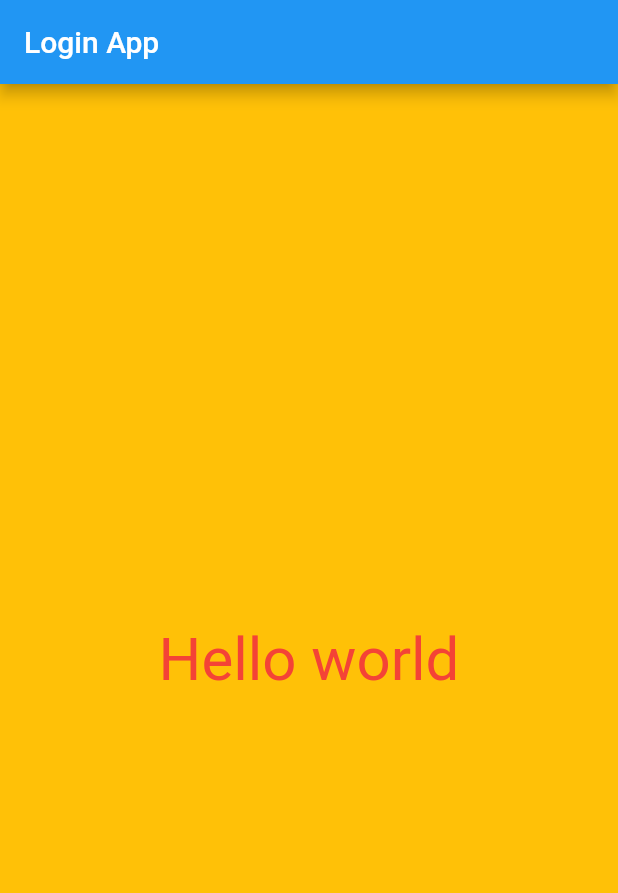
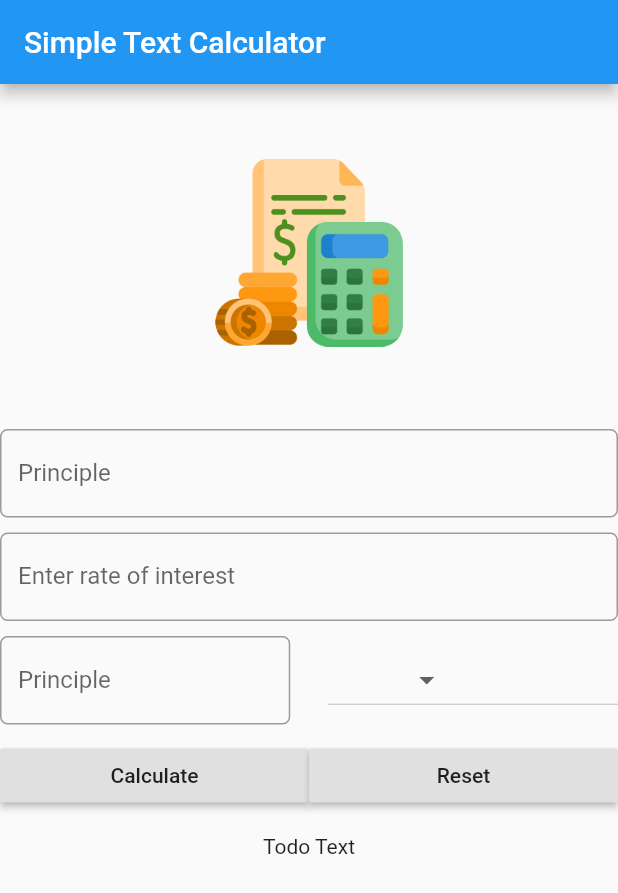
Before and after one commit to user-zoobi/FlutterBasics, a Flutter app: the screen it shows after launch, on a phone screen of 412 x 824 dp. Shown: the top 893 px of the screen. Run offline on Flutter 3.47's test engine with Material 2 defaults, Android fonts, the phone set to English and light mode, and no system bars.

```diff
--- a/lib/app_screens/first_screen.dart
+++ /dev/null
@@ -1,21 +0,0 @@
-import 'dart:math';
-
-import 'package:flutter/material.dart';
-
-class FirstScreen extends StatelessWidget{
-  @override
-  Widget build(BuildContext context) {
-    return Material(
-      color: Colors.amber,
-      child: Center(
-        child: Text(
-          "Hello world",textDirection: TextDirection.ltr,
-          style: TextStyle(
-              color: Colors.red,fontSize: 40
-          ),
-        ),
-      ),
-    );
-  }
-
-}
--- a/lib/main.dart
+++ b/lib/main.dart
@@ -1,20 +1,144 @@
 import 'package:flutter/material.dart';
-import 'package:login_page/app_screens/first_screen.dart';
 
-void main() => runApp(new MyFlutterApp());
+void main(){
+  runApp(
+  MaterialApp(
+    title: "Simple Interest Calculator App",
+    home : SIForm(),
+  )
+  );
+}
 
+class SIForm extends StatefulWidget{
+  @override
+  State<StatefulWidget> createState() {
+    return _SIFormState();
+  }
 
-class MyFlutterApp extends StatelessWidget{
+}
+
+class _SIFormState extends State<SIForm>{
+
+  var _currencies = ['Rupees','Dollar','Pounds'];
+  var minimumPadding = 5.0;
   @override
   Widget build(BuildContext context) {
-    return MaterialApp(
-      debugShowCheckedModeBanner: false,
-        title: "My App",
-        home: Scaffold(
-          appBar: AppBar(title: Text("Login App"),),
-          body:FirstScreen(),
-        )
+    return Scaffold(
+      appBar: AppBar(
+        title: Text("Simple Text Calculator"),
+      ),
+      body: Container(
+        child: Column(
+          children: <Widget>[
+
+            getImageAssets(),
+            Padding(
+
+              padding: EdgeInsets.only(
+                  top: minimumPadding, bottom: minimumPadding
+              ),
+              child:TextField(
+              keyboardType: TextInputType.number,
+              decoration: InputDecoration(
+                  labelText: "Principle",
+                  hintText: "Enter Principle e.g:12000",
+                  border: OutlineInputBorder(
+                      borderRadius: BorderRadius.circular(5.0)
+                  )
+              ),
+            ) ,),
+
+            Padding(
+              padding: EdgeInsets.only(
+              top: minimumPadding, bottom: minimumPadding
+            ),
+             child: TextField(
+               keyboardType: TextInputType.number,
+               decoration: InputDecoration(
+                   labelText: "Enter rate of interest",
+                   hintText: "Only in percents",
+                   border: OutlineInputBorder(
+                       borderRadius: BorderRadius.circular(5.0)
+                   )
+               ),
+             ) ,),
+
+            Padding(
+              padding: EdgeInsets.only(top: minimumPadding, bottom: minimumPadding),
+                child: Row(
+              children: <Widget>[
+
+                Expanded(child: TextField(
+                  keyboardType: TextInputType.number,
+                  decoration: InputDecoration(
+                      labelText: "Principle",
+                      hintText: "Enter Principle e.g:12000",
+                      border: OutlineInputBorder(
+                          borderRadius: BorderRadius.circular(5.0)
+                      )
+                  ),
+                )),
+
+                Container(width: minimumPadding*5,),
+
+                Expanded(
+                  child: DropdownButton<String>(
+                    items: _currencies.map((String value){
+                      return DropdownMenuItem<String>(
+                          child: Text(value)
+                      );
+                    }).toList(),
+
+                    value: "Rupees",
+                    onChanged: (String newValueSelected)
+                    {
+
+                    },
+                  ),)
+              ],
+            )),
+
+            Padding(
+                padding: EdgeInsets.only(
+                  bottom: minimumPadding, top: minimumPadding
+                ),
+              child: Row(children: <Widget>[
+
+              Expanded(
+                child: RaisedButton(
+                    child: Text("Calculate"),
+                    onPressed:(){
+
+                    }
+                ),
+              )
+              ,
+              Expanded(
+                child: RaisedButton(
+                    child: Text("Reset"),
+                    onPressed:(){
+
+                    }
+                ),
+              )
+
+            ],)),
+
+            Padding(padding: EdgeInsets.all(minimumPadding * 2),
+            child: Text("Todo Text"),
+            )
+
+          ],
+        ),
+      ),
     );
   }
 
+  Widget getImageAssets()
+  {
+    AssetImage assetImage = AssetImage("images/budget.png");
+    Image image = Image(image: assetImage, width: 125.0, height: 125.0);
+    return Container(child: image,margin : EdgeInsets.all(minimumPadding * 10));
+  }
+
 }
--- a/pubspec.yaml
+++ b/pubspec.yaml
@@ -18,7 +18,7 @@ publish_to: 'none' # Remove this line if you wish to publish to pub.dev
 version: 1.0.0+1
 
 environment:
-  sdk: ">=2.17.0 <3.0.0"
+  sdk: ">=2.11.0 <3.0.0"
 
 # Dependencies specify other packages that your package needs in order to work.
 # To automatically upgrade your package dependencies to the latest versions
@@ -58,9 +58,10 @@ flutter:
   uses-material-design: true
 
   # To add assets to your application, add an assets section, like this:
-  # assets:
+  assets:
   #   - images/a_dot_burr.jpeg
   #   - images/a_dot_ham.jpeg
+    - images/budget.png
 
   # An image asset can refer to one or more resolution-specific "variants", see
   # https://flutter.dev/assets-and-images/#resolution-aware
```
Also changed, not shown: images/budget.png (added), pubspec.lock, 1 other file.
